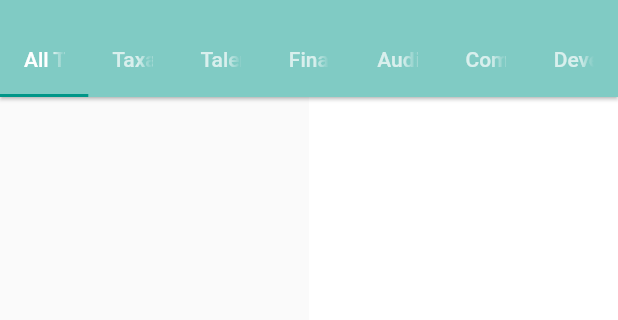
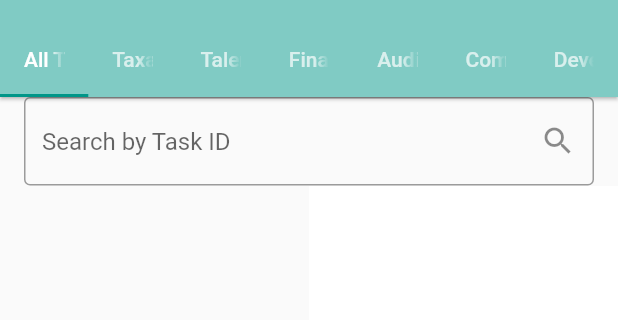
Before and after one commit to CBS-Developments/Workspace_web, a Flutter app: the TaskPage screen opened by its route, on a phone screen of 412 x 824 dp, the part 59-379 px from its top. Run offline on Flutter 3.47's test engine with Material 2 defaults, Android fonts, the phone set to English and light mode, and no system bars; our stand-ins replace shared_preferences; accounts and stored records are empty; network calls fail.

Commit message:
Update taskPage.dart

```diff
--- a/workspace_web/lib/pages/taskPage.dart
+++ b/workspace_web/lib/pages/taskPage.dart
@@ -23,6 +23,8 @@ class _TaskPageState extends State<TaskPage> {
   String lastName = "";
   String phone = "";
   String userRole = "";
+
+  TextEditingController searchController = TextEditingController();
 
   @override
   void initState() {
@@ -250,7 +252,24 @@ class _TaskPageState extends State<TaskPage> {
           ),
         ),
         drawer: MyDrawer(),
-        body: TabBarView(
+        body: Column(
+          children: [
+            Padding(
+              padding: const EdgeInsets.symmetric(horizontal: 16),
+              child: TextField(
+                controller: searchController,
+                decoration: InputDecoration(
+                  suffixIcon: IconButton(
+                    onPressed: () {},
+                    icon: const Icon(Icons.search),
+                  ),
+                  hintText: 'Search by Task ID',
+                  border: OutlineInputBorder(),
+                ),
+              ),
+            ),
+            Expanded(
+              child: TabBarView(
                 children: [
                   buildAllTasksList(),
                   buildTaskListByCategory('Taxation - TAS'),
@@ -263,6 +282,9 @@ class _TaskPageState extends State<TaskPage> {
                 ],
               ),
             ),
+          ],
+        ),
+      ),
     );
   }
 }
```
Lines whose indentation alone changed are shown as unchanged.
